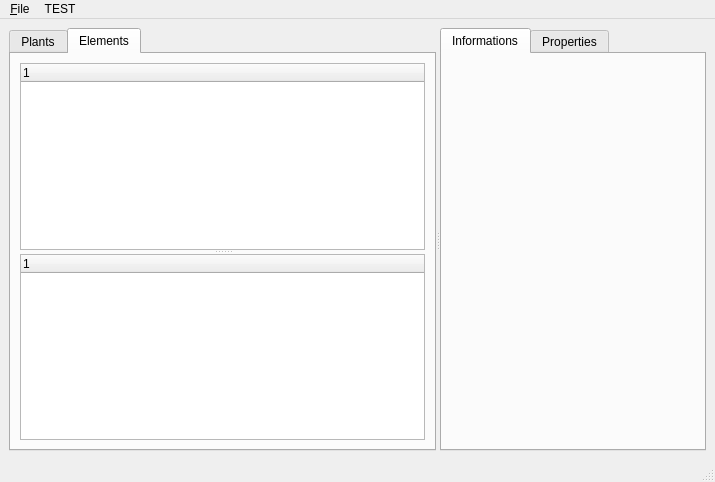
This is desktop/vmer_desktop/mainwindow.ui in surachairobotic/vmer as Qt 5 draws it before an edit. The edited form follows.
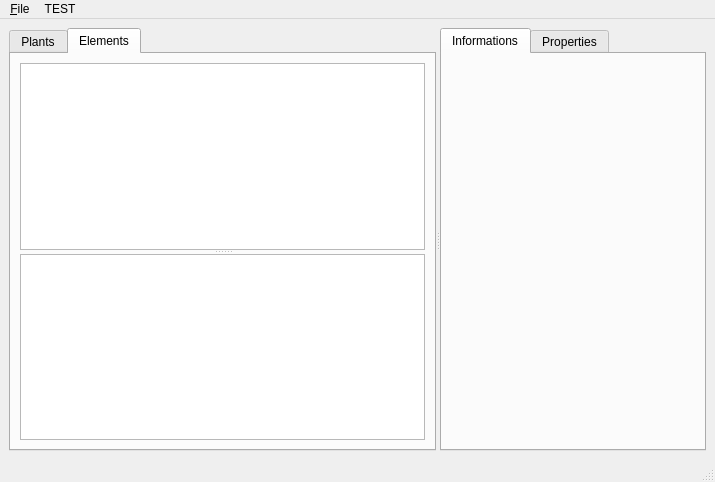
This is the edited form.

What changed in the file:
```diff
--- a/desktop/vmer_desktop/mainwindow.ui
+++ b/desktop/vmer_desktop/mainwindow.ui
@@ -57,6 +57,9 @@
             <enum>Qt::Vertical</enum>
            </property>
            <widget class="QTreeWidget" name="treeWidgetModel">
+            <property name="headerHidden">
+             <bool>true</bool>
+            </property>
             <column>
              <property name="text">
               <string notr="true">1</string>
@@ -64,6 +67,9 @@
             </column>
            </widget>
            <widget class="QTreeWidget" name="treeWidgetElement">
+            <property name="headerHidden">
+             <bool>true</bool>
+            </property>
             <column>
              <property name="text">
               <string notr="true">1</string>
```
Left out of the diff: 4 changed lines with no effect on the pictures.
